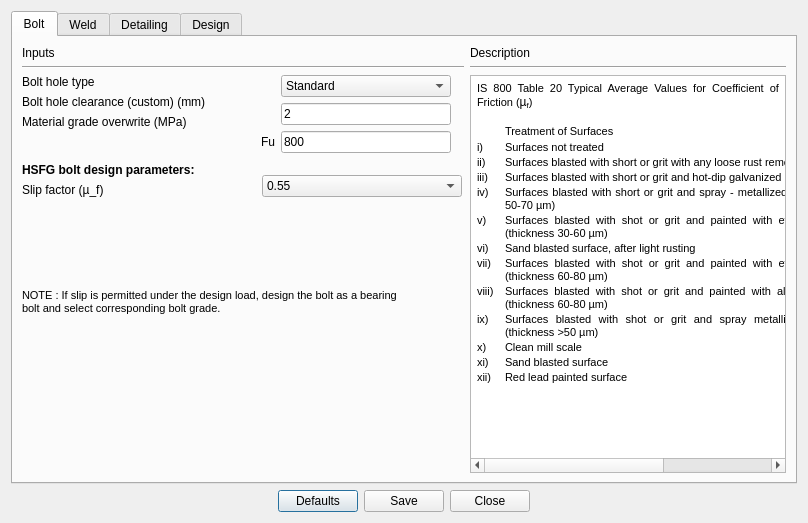
Qt form Connections/Shear/SeatedAngle/ui_design_preferences.ui (GreatDevelopers/osdag-core) before a commit.
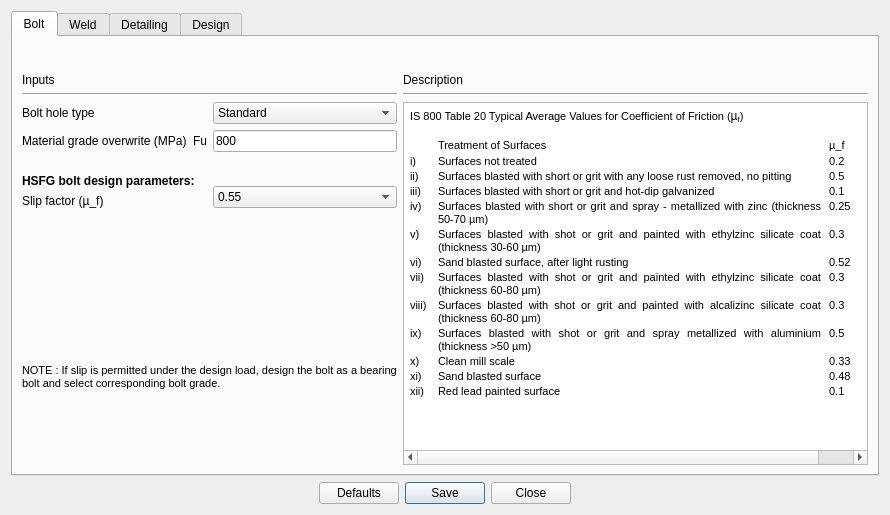
The same form after that commit.

Commit message: Fix: remove clearance

Diff of the .ui file:
```diff
--- a/Connections/Shear/SeatedAngle/ui_design_preferences.ui
+++ b/Connections/Shear/SeatedAngle/ui_design_preferences.ui
@@ -6,8 +6,8 @@
    <rect>
     <x>0</x>
     <y>0</y>
-    <width>808</width>
-    <height>523</height>
+    <width>890</width>
+    <height>515</height>
    </rect>
   </property>
   <property name="windowTitle">
@@ -16,13 +16,6 @@
   <layout class="QGridLayout" name="gridLayout_5">
    <item row="1" column="0">
     <layout class="QGridLayout" name="gridLayout_2">
-     <item row="0" column="1">
-      <widget class="QPushButton" name="btn_defaults">
-       <property name="text">
-        <string>Defaults</string>
-       </property>
-      </widget>
-     </item>
      <item row="0" column="2">
       <widget class="QPushButton" name="btn_save">
        <property name="text">
@@ -37,19 +30,6 @@
        </property>
       </widget>
      </item>
-     <item row="0" column="0">
-      <spacer name="horizontalSpacer_2">
-       <property name="orientation">
-        <enum>Qt::Horizontal</enum>
-       </property>
-       <property name="sizeHint" stdset="0">
-        <size>
-         <width>28</width>
-         <height>20</height>
-        </size>
-       </property>
-      </spacer>
-     </item>
      <item row="0" column="4">
       <spacer name="horizontalSpacer_6">
        <property name="orientation">
@@ -63,6 +43,26 @@
        </property>
       </spacer>
      </item>
+     <item row="0" column="0">
+      <spacer name="horizontalSpacer_2">
+       <property name="orientation">
+        <enum>Qt::Horizontal</enum>
+       </property>
+       <property name="sizeHint" stdset="0">
+        <size>
+         <width>28</width>
+         <height>20</height>
+        </size>
+       </property>
+      </spacer>
+     </item>
+     <item row="0" column="1">
+      <widget class="QPushButton" name="btn_defaults">
+       <property name="text">
+        <string>Defaults</string>
+       </property>
+      </widget>
+     </item>
     </layout>
    </item>
    <item row="0" column="0">
@@ -74,16 +74,132 @@
       <attribute name="title">
        <string>Bolt</string>
       </attribute>
-      <layout class="QGridLayout" name="gridLayout_16">
-       <item row="0" column="0">
-        <layout class="QGridLayout" name="gridLayout_15">
-         <item row="1" column="0">
-          <layout class="QGridLayout" name="gridLayout_14">
-           <item row="0" column="1">
-            <layout class="QGridLayout" name="gridLayout_12">
-             <item row="2" column="0">
+      <layout class="QGridLayout" name="gridLayout_22">
+       <item row="0" column="2">
+        <widget class="QLabel" name="label_9">
+         <property name="text">
+          <string/>
+         </property>
+        </widget>
+       </item>
+       <item row="1" column="0" rowspan="2">
+        <layout class="QGridLayout" name="gridLayout_21">
+         <item row="0" column="0">
+          <layout class="QGridLayout" name="gridLayout_16">
+           <item row="1" column="0">
+            <layout class="QGridLayout" name="gridLayout_14">
+             <item row="0" column="0" colspan="2">
+              <layout class="QGridLayout" name="gridLayout_9">
+               <item row="0" column="0">
+                <widget class="QLabel" name="label">
+                 <property name="text">
+                  <string>Bolt hole type</string>
+                 </property>
+                </widget>
+               </item>
+               <item row="0" column="1" rowspan="2">
+                <layout class="QGridLayout" name="gridLayout">
+                 <item row="0" column="1">
+                  <widget class="QComboBox" name="combo_boltHoleType">
+                   <property name="focusPolicy">
+                    <enum>Qt::TabFocus</enum>
+                   </property>
+                   <item>
+                    <property name="text">
+                     <string>Standard</string>
+                    </property>
+                   </item>
+                   <item>
+                    <property name="text">
+                     <string>Over-sized</string>
+                    </property>
+                   </item>
+                  </widget>
+                 </item>
+                 <item row="1" column="0">
+                  <widget class="QLabel" name="label_8">
+                   <property name="text">
+                    <string>Fu</string>
+                   </property>
+                  </widget>
+                 </item>
+                 <item row="1" column="1">
+                  <widget class="QLineEdit" name="txt_boltFu">
+                   <property name="text">
+                    <string>800</string>
+                   </property>
+                   <property name="alignment">
+                    <set>Qt::AlignLeading|Qt::AlignLeft|Qt::AlignVCenter</set>
+                   </property>
+                   <property name="readOnly">
+                    <bool>false</bool>
+                   </property>
+                  </widget>
+                 </item>
+                </layout>
+               </item>
+               <item row="1" column="0">
+                <widget class="QLabel" name="label_4">
+                 <property name="text">
+                  <string>Material grade overwrite (MPa)</string>
+                 </property>
+                </widget>
+               </item>
+              </layout>
+             </item>
+             <item row="1" column="0">
+              <layout class="QGridLayout" name="gridLayout_12">
+               <item row="0" column="0">
+                <spacer name="verticalSpacer_6">
+                 <property name="orientation">
+                  <enum>Qt::Vertical</enum>
+                 </property>
+                 <property name="sizeHint" stdset="0">
+                  <size>
+                   <width>168</width>
+                   <height>13</height>
+                  </size>
+                 </property>
+                </spacer>
+               </item>
+               <item row="1" column="0">
+                <widget class="QLabel" name="label_7">
+                 <property name="font">
+                  <font>
+                   <weight>75</weight>
+                   <bold>true</bold>
+                  </font>
+                 </property>
+                 <property name="text">
+                  <string>HSFG bolt design parameters:</string>
+                 </property>
+                </widget>
+               </item>
+               <item row="2" column="0">
+                <widget class="QLabel" name="label_15">
+                 <property name="text">
+                  <string>Slip factor (µ_f)</string>
+                 </property>
+                </widget>
+               </item>
+              </layout>
+             </item>
+             <item row="1" column="1">
               <layout class="QGridLayout" name="gridLayout_11">
                <item row="0" column="0">
+                <spacer name="verticalSpacer_5">
+                 <property name="orientation">
+                  <enum>Qt::Vertical</enum>
+                 </property>
+                 <property name="sizeHint" stdset="0">
+                  <size>
+                   <width>128</width>
+                   <height>28</height>
+                  </size>
+                 </property>
+                </spacer>
+               </item>
+               <item row="1" column="0">
                 <widget class="QComboBox" name="combo_slipfactor">
                  <property name="minimumSize">
                   <size>
@@ -149,190 +265,100 @@
                </item>
               </layout>
              </item>
-             <item row="1" column="0">
-              <spacer name="verticalSpacer_5">
-               <property name="orientation">
-                <enum>Qt::Vertical</enum>
-               </property>
-               <property name="sizeHint" stdset="0">
-                <size>
-                 <width>203</width>
-                 <height>13</height>
-                </size>
-               </property>
-              </spacer>
-             </item>
-             <item row="0" column="0">
-              <layout class="QGridLayout" name="gridLayout_9">
-               <item row="2" column="2">
-                <widget class="QLabel" name="label_11">
-                 <property name="text">
-                  <string/>
-                 </property>
-                </widget>
-               </item>
-               <item row="2" column="1">
-                <widget class="QLineEdit" name="txt_boltFu">
-                 <property name="text">
-                  <string>800</string>
-                 </property>
-                 <property name="alignment">
-                  <set>Qt::AlignLeading|Qt::AlignLeft|Qt::AlignVCenter</set>
-                 </property>
-                 <property name="readOnly">
-                  <bool>true</bool>
-                 </property>
-                </widget>
-               </item>
-               <item row="0" column="1">
-                <widget class="QComboBox" name="combo_boltHoleType">
-                 <property name="focusPolicy">
-                  <enum>Qt::TabFocus</enum>
-                 </property>
-                 <item>
-                  <property name="text">
-                   <string>Standard</string>
-                  </property>
-                 </item>
-                 <item>
-                  <property name="text">
-                   <string>Over-sized</string>
-                  </property>
-                 </item>
-                </widget>
-               </item>
-               <item row="1" column="1">
-                <widget class="QLineEdit" name="txt_boltHoleClearance">
-                 <property name="text">
-                  <string>2</string>
-                 </property>
-                 <property name="alignment">
-                  <set>Qt::AlignLeading|Qt::AlignLeft|Qt::AlignVCenter</set>
-                 </property>
-                 <property name="readOnly">
-                  <bool>true</bool>
-                 </property>
-                </widget>
-               </item>
-               <item row="1" column="2">
-                <widget class="QLabel" name="label_9">
-                 <property name="text">
-                  <string/>
-                 </property>
-                </widget>
-               </item>
-               <item row="2" column="0">
-                <widget class="QLabel" name="label_8">
-                 <property name="text">
-                  <string>Fu</string>
-                 </property>
-                </widget>
-               </item>
-              </layout>
-             </item>
             </layout>
            </item>
            <item row="0" column="0">
-            <layout class="QGridLayout" name="gridLayout_25">
+            <layout class="QGridLayout" name="gridLayout_15">
              <item row="0" column="0">
-              <layout class="QGridLayout" name="gridLayout">
-               <item row="0" column="0">
-                <widget class="QLabel" name="label">
-                 <property name="text">
-                  <string>Bolt hole type</string>
-                 </property>
-                </widget>
-               </item>
-               <item row="1" column="0">
-                <widget class="QLabel" name="label_2">
-                 <property name="text">
-                  <string>Bolt hole clearance (custom) (mm)</string>
-                 </property>
-                </widget>
-               </item>
-               <item row="2" column="0">
-                <widget class="QLabel" name="label_4">
-                 <property name="text">
-                  <string>Material grade overwrite (MPa)</string>
-                 </property>
-                </widget>
-               </item>
-              </layout>
-             </item>
-             <item row="1" column="0">
-              <spacer name="verticalSpacer_6">
-               <property name="orientation">
-                <enum>Qt::Vertical</enum>
-               </property>
-               <property name="sizeHint" stdset="0">
-                <size>
-                 <width>233</width>
-                 <height>28</height>
-                </size>
-               </property>
-              </spacer>
-             </item>
-             <item row="2" column="0">
-              <widget class="QLabel" name="label_7">
-               <property name="font">
-                <font>
-                 <weight>75</weight>
-                 <bold>true</bold>
-                </font>
-               </property>
+              <widget class="QLabel" name="label_5">
                <property name="text">
-                <string>HSFG bolt design parameters:</string>
+                <string>Inputs</string>
                </property>
               </widget>
              </item>
-             <item row="3" column="0">
-              <widget class="QLabel" name="label_15">
-               <property name="text">
-                <string>Slip factor (µ_f)</string>
+             <item row="1" column="0">
+              <widget class="Line" name="line">
+               <property name="orientation">
+                <enum>Qt::Horizontal</enum>
                </property>
               </widget>
              </item>
             </layout>
            </item>
           </layout>
-         </item>
-         <item row="0" column="0">
-          <layout class="QGridLayout" name="gridLayout_27">
-           <item row="0" column="0">
-            <widget class="QLabel" name="label_5">
-             <property name="text">
-              <string>Inputs</string>
-             </property>
-            </widget>
-           </item>
-           <item row="1" column="0">
-            <widget class="Line" name="line">
-             <property name="orientation">
-              <enum>Qt::Horizontal</enum>
-             </property>
-            </widget>
-           </item>
-          </layout>
-         </item>
-        </layout>
-       </item>
-       <item row="0" column="1" rowspan="4">
-        <layout class="QGridLayout" name="gridLayout_8">
-         <item row="0" column="0">
-          <widget class="QLabel" name="label_3">
-           <property name="text">
-            <string>Description</string>
-           </property>
-          </widget>
          </item>
          <item row="1" column="0">
-          <widget class="Line" name="line_4">
+          <spacer name="verticalSpacer">
            <property name="orientation">
-            <enum>Qt::Horizontal</enum>
+            <enum>Qt::Vertical</enum>
            </property>
-          </widget>
+           <property name="sizeType">
+            <enum>QSizePolicy::Fixed</enum>
+           </property>
+           <property name="sizeHint" stdset="0">
+            <size>
+             <width>17</width>
+             <height>150</height>
+            </size>
+           </property>
+          </spacer>
          </item>
          <item row="2" column="0">
+          <layout class="QGridLayout" name="gridLayout_20">
+           <item row="0" column="0">
+            <widget class="QLabel" name="label_note">
+             <property name="font">
+              <font>
+               <pointsize>8</pointsize>
+               <weight>50</weight>
+               <italic>false</italic>
+               <bold>false</bold>
+              </font>
+             </property>
+             <property name="text">
+              <string>NOTE : If slip is permitted under the design load, design the bolt as a bearing
+bolt and select corresponding bolt grade.</string>
+             </property>
+            </widget>
+           </item>
+           <item row="1" column="0">
+            <spacer name="verticalSpacer_10">
+             <property name="orientation">
+              <enum>Qt::Vertical</enum>
+             </property>
+             <property name="sizeHint" stdset="0">
+              <size>
+               <width>20</width>
+               <height>75</height>
+              </size>
+             </property>
+            </spacer>
+           </item>
+          </layout>
+         </item>
+        </layout>
+       </item>
+       <item row="1" column="1" rowspan="2" colspan="2">
+        <layout class="QGridLayout" name="gridLayout_19">
+         <item row="0" column="0">
+          <layout class="QGridLayout" name="gridLayout_8">
+           <item row="0" column="0">
+            <widget class="QLabel" name="label_3">
+             <property name="text">
+              <string>Description</string>
+             </property>
+            </widget>
+           </item>
+           <item row="1" column="0">
+            <widget class="Line" name="line_4">
+             <property name="orientation">
+              <enum>Qt::Horizontal</enum>
+             </property>
+            </widget>
+           </item>
+          </layout>
+         </item>
+         <item row="1" column="0">
           <widget class="QTextBrowser" name="textBrowser">
            <property name="minimumSize">
             <size>
@@ -447,48 +473,13 @@
          </item>
         </layout>
        </item>
-       <item row="3" column="0">
-        <spacer name="verticalSpacer_10">
-         <property name="orientation">
-          <enum>Qt::Vertical</enum>
-         </property>
-         <property name="sizeHint" stdset="0">
-          <size>
-           <width>20</width>
-           <height>158</height>
-          </size>
-         </property>
-        </spacer>
-       </item>
-       <item row="2" column="0">
-        <widget class="QLabel" name="label_note">
-         <property name="font">
-          <font>
-           <pointsize>8</pointsize>
-           <weight>50</weight>
-           <italic>false</italic>
-           <bold>false</bold>
-          </font>
-         </property>
+       <item row="2" column="2">
+        <widget class="QLabel" name="label_11">
          <property name="text">
-          <string>NOTE : If slip is permitted under the design load, design the bolt as a bearing
-bolt and select corresponding bolt grade.</string>
+          <string/>
          </property>
         </widget>
        </item>
-       <item row="1" column="0">
-        <spacer name="verticalSpacer">
-         <property name="orientation">
-          <enum>Qt::Vertical</enum>
-         </property>
-         <property name="sizeHint" stdset="0">
-          <size>
-           <width>20</width>
-           <height>54</height>
-          </size>
-         </property>
-        </spacer>
-       </item>
       </layout>
      </widget>
      <widget class="QWidget" name="tab_Weld">
@@ -532,7 +523,7 @@
 &lt;html&gt;&lt;head&gt;&lt;meta name=&quot;qrichtext&quot; content=&quot;1&quot; /&gt;&lt;style type=&quot;text/css&quot;&gt;
 p, li { white-space: pre-wrap; }
 &lt;/style&gt;&lt;/head&gt;&lt;body style=&quot; font-family:'Sans Serif'; font-size:9pt; font-weight:400; font-style:normal;&quot;&gt;
-&lt;p align=&quot;justify&quot; style=&quot; margin-top:0px; margin-bottom:0px; margin-left:0px; margin-right:0px; -qt-block-indent:0; text-indent:0px;&quot;&gt;&lt;span style=&quot; font-family:'MS Shell Dlg 2'; font-size:8pt;&quot;&gt;Shop weld takes a material safety factor of 1.25&lt;/span&gt;&lt;/p&gt;
+&lt;p style=&quot; margin-top:0px; margin-bottom:0px; margin-left:0px; margin-right:0px; -qt-block-indent:0; text-indent:0px;&quot;&gt;&lt;span style=&quot; font-family:'MS Shell Dlg 2'; font-size:8pt;&quot;&gt;Shop weld takes a material safety factor of 1.25&lt;/span&gt;&lt;/p&gt;
 &lt;p align=&quot;justify&quot; style=&quot; margin-top:0px; margin-bottom:0px; margin-left:0px; margin-right:0px; -qt-block-indent:0; text-indent:0px;&quot;&gt;&lt;span style=&quot; font-family:'MS Shell Dlg 2'; font-size:8pt;&quot;&gt;Field weld takes a material safety factor of 1.5&lt;/span&gt;&lt;/p&gt;
 &lt;p align=&quot;justify&quot; style=&quot; margin-top:0px; margin-bottom:0px; margin-left:0px; margin-right:0px; -qt-block-indent:0; text-indent:0px;&quot;&gt;&lt;span style=&quot; font-family:'MS Shell Dlg 2'; font-size:8pt;&quot;&gt;(IS 800 - cl. 5. 4. 1 or Table 5)&lt;/span&gt;&lt;/p&gt;&lt;/body&gt;&lt;/html&gt;</string>
            </property>
@@ -652,6 +643,14 @@
              </property>
             </widget>
            </item>
+           <item row="2" column="0">
+            <widget class="QLabel" name="label_40">
+             <property name="text">
+              <string>Are the members exposed to
+corrosive influences?</string>
+             </property>
+            </widget>
+           </item>
            <item row="0" column="1">
             <widget class="QComboBox" name="combo_detailingEdgeType">
              <item>
@@ -666,6 +665,20 @@
              </item>
             </widget>
            </item>
+           <item row="2" column="1">
+            <widget class="QComboBox" name="combo_detailing_memebers">
+             <item>
+              <property name="text">
+               <string>No</string>
+              </property>
+             </item>
+             <item>
+              <property name="text">
+               <string>Yes</string>
+              </property>
+             </item>
+            </widget>
+           </item>
            <item row="1" column="0">
             <widget class="QLabel" name="label_29">
              <property name="text">
@@ -683,46 +696,11 @@
              </property>
             </widget>
            </item>
-           <item row="2" column="0">
-            <widget class="QLabel" name="label_40">
-             <property name="text">
-              <string>Are the members exposed to
-corrosive influences?</string>
-             </property>
-            </widget>
-           </item>
-           <item row="2" column="1">
-            <widget class="QComboBox" name="combo_detailing_memebers">
-             <item>
-              <property name="text">
-               <string>No</string>
-              </property>
-             </item>
-             <item>
-              <property name="text">
-               <string>Yes</string>
-              </property>
-             </item>
-            </widget>
-           </item>
           </layout>
          </item>
         </layout>
        </item>
-       <item row="0" column="1">
-        <spacer name="horizontalSpacer_12">
-         <property name="orientation">
-          <enum>Qt::Horizontal</enum>
-         </property>
-         <property name="sizeHint" stdset="0">
-          <size>
-           <width>13</width>
-           <height>20</height>
-          </size>
-         </property>
-        </spacer>
-       </item>
-       <item row="0" column="2" rowspan="2">
+       <item row="0" column="1" rowspan="2">
         <layout class="QGridLayout" name="gridLayout_10">
          <item row="1" column="0">
           <widget class="Line" name="line_6">
```
The commit also changes 1 other file.
